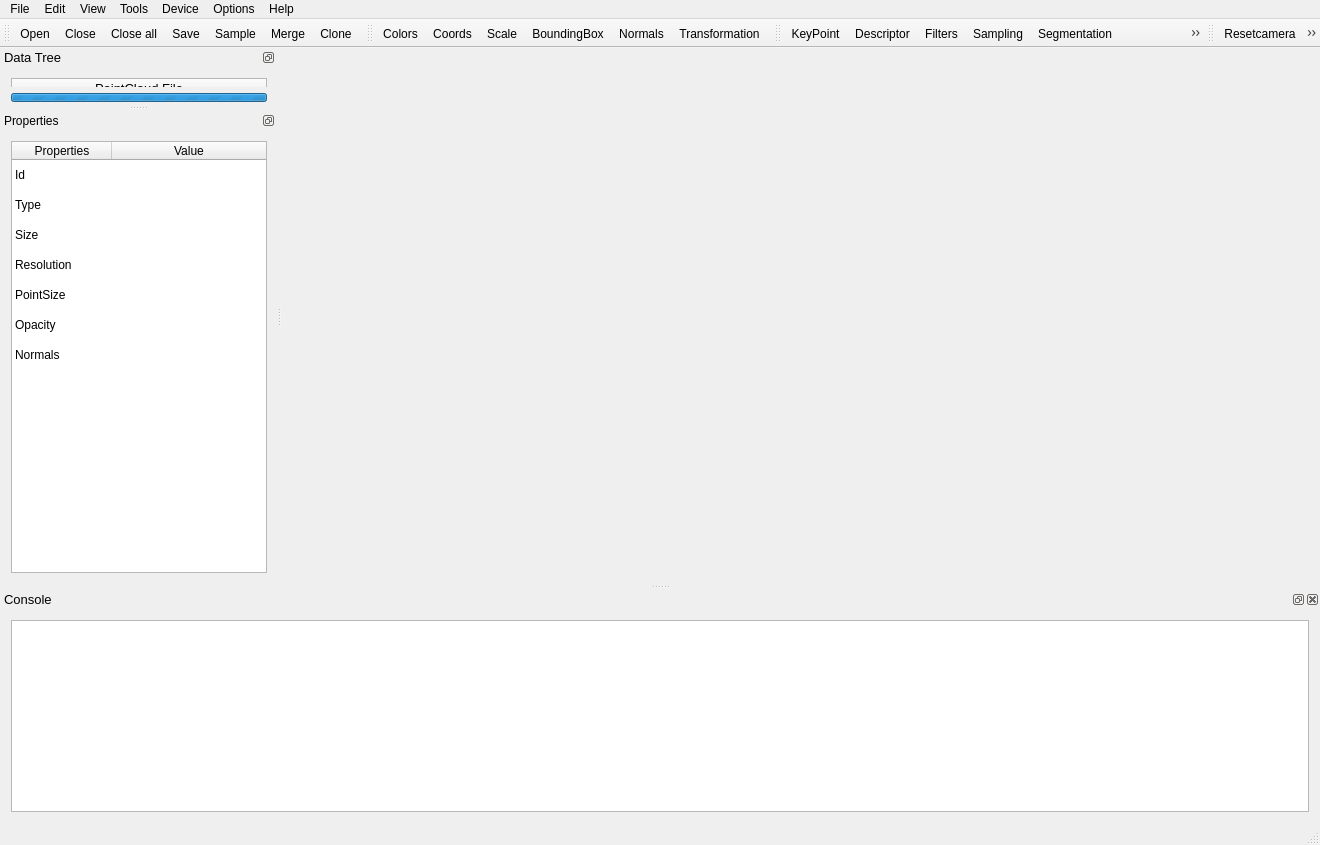
The window that cloudtool/mainwindow.ui (alex-hjm/cloudtool) describes before a commit, drawn with Qt 5.
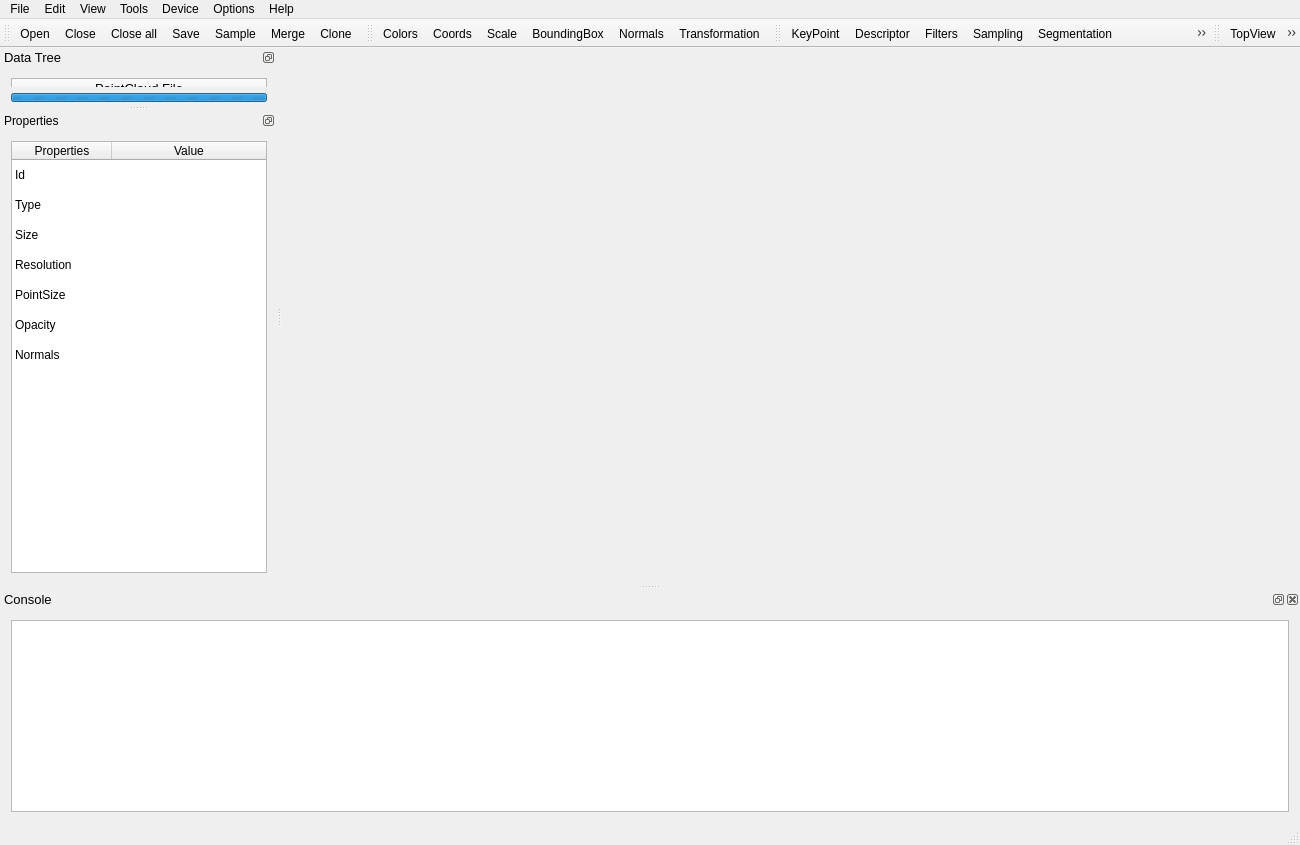
The same window after the commit. Icons and pictures are not drawn. Custom widgets are drawn as their Qt base class.

Diff of the .ui file:
```diff
--- a/cloudtool/mainwindow.ui
+++ b/cloudtool/mainwindow.ui
@@ -6,7 +6,7 @@
    <rect>
     <x>0</x>
     <y>0</y>
-    <width>1320</width>
+    <width>1300</width>
     <height>845</height>
    </rect>
   </property>
@@ -88,7 +88,7 @@
     <rect>
      <x>0</x>
      <y>0</y>
-     <width>1320</width>
+     <width>1300</width>
      <height>24</height>
     </rect>
    </property>
@@ -583,12 +583,12 @@
    <addaction name="actionFilters"/>
    <addaction name="actionSampling"/>
    <addaction name="actionSegmentation"/>
-   <addaction name="actionCorrespondence"/>
    <addaction name="actionRegistration"/>
-   <addaction name="actionRecognition"/>
    <addaction name="actionSurface"/>
    <addaction name="actionPickPoints"/>
    <addaction name="actionCutting"/>
+   <addaction name="actionBoundary"/>
+   <addaction name="actionRangeImage"/>
   </widget>
   <widget class="QToolBar" name="ViewBar">
    <property name="windowTitle">
@@ -600,10 +600,14 @@
    <attribute name="toolBarBreak">
     <bool>false</bool>
    </attribute>
+   <addaction name="actionTopView"/>
+   <addaction name="actionFrontView"/>
+   <addaction name="actionLeftSideView"/>
+   <addaction name="actionBackView"/>
+   <addaction name="actionRightSideView"/>
+   <addaction name="actionBottomView"/>
    <addaction name="actionResetcamera"/>
-   <addaction name="actionBoundary"/>
-   <addaction name="actionRangeImage"/>
-   <addaction name="actionTest"/>
+   <addaction name="actionScreenShot"/>
   </widget>
   <widget class="QStatusBar" name="statusBar"/>
   <action name="actionOpen">
```
Left out of the diff: 6 changed lines with no effect on the pictures.
